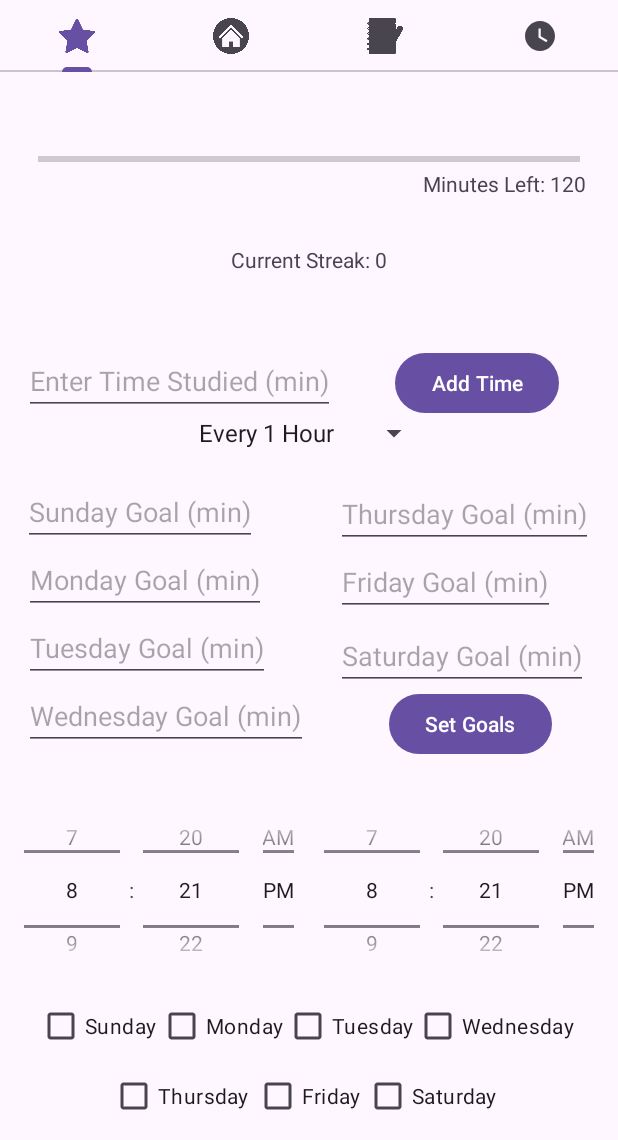
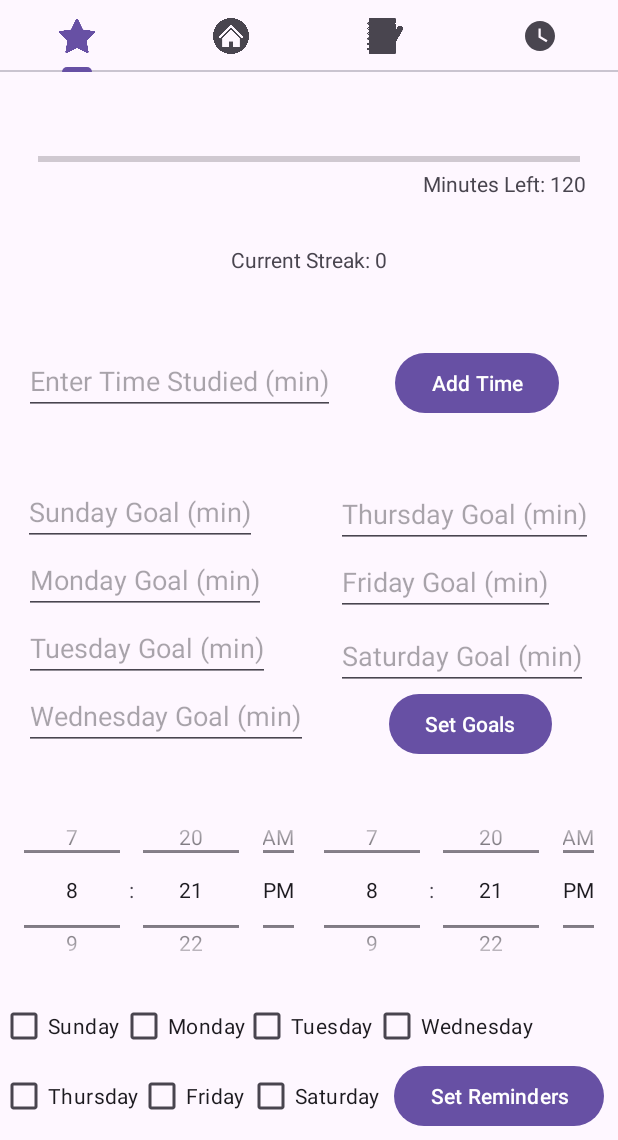
Before and after one commit to quantum-coders-hackathon/study-helper, an Android app: the screen it shows after launch (HomeActivity), after a tap on "Add Time", on a phone screen of 412 x 824 dp, the part 96-1236 px from its top. Run offline under Robolectric (Android 15) with nearby library versions, the phone set to English and light mode, and no system bars; 3 statements that could not run were skipped.

Commit message:
Finished Notifications
Set up notifications, only thing left is finalizing the layout so it looks good.

```diff
--- a/app/src/main/AndroidManifest.xml
+++ b/app/src/main/AndroidManifest.xml
@@ -2,6 +2,7 @@
 <manifest xmlns:android="http://schemas.android.com/apk/res/android"
     xmlns:tools="http://schemas.android.com/tools" >
 
+    <uses-permission android:name="android.permission.POST_NOTIFICATIONS" />
     <application
         android:allowBackup="true"
         android:dataExtractionRules="@xml/data_extraction_rules"
--- a/app/src/main/res/layout/fragment_study_goal.xml
+++ b/app/src/main/res/layout/fragment_study_goal.xml
@@ -2,13 +2,14 @@
 <androidx.constraintlayout.widget.ConstraintLayout xmlns:android="http://schemas.android.com/apk/res/android"
     xmlns:app="http://schemas.android.com/apk/res-auto"
     xmlns:tools="http://schemas.android.com/tools"
+    android:id="@+id/saveReminderSettingsButton"
     android:layout_width="match_parent"
     android:layout_height="match_parent"
     tools:context=".ui.home_fragments.StudyGoalFragment">
 
 
     <TimePicker
-        android:id="@+id/reminderStartTime3"
+        android:id="@+id/reminderStartTime"
         android:layout_width="212dp"
         android:layout_height="138dp"
         android:timePickerMode="spinner"
@@ -86,7 +87,7 @@
         android:text="Sunday"
         app:layout_constraintBottom_toBottomOf="parent"
         app:layout_constraintEnd_toEndOf="parent"
-        app:layout_constraintHorizontal_bias="0.075"
+        app:layout_constraintHorizontal_bias="0.0"
         app:layout_constraintStart_toStartOf="parent"
         app:layout_constraintTop_toTopOf="parent"
         app:layout_constraintVertical_bias="0.922" />
@@ -98,7 +99,7 @@
         android:text="Monday"
         app:layout_constraintBottom_toBottomOf="parent"
         app:layout_constraintEnd_toEndOf="parent"
-        app:layout_constraintHorizontal_bias="0.321"
+        app:layout_constraintHorizontal_bias="0.244"
         app:layout_constraintStart_toStartOf="parent"
         app:layout_constraintTop_toTopOf="parent"
         app:layout_constraintVertical_bias="0.922" />
@@ -110,7 +111,7 @@
         android:text="Tuesday"
         app:layout_constraintBottom_toBottomOf="parent"
         app:layout_constraintEnd_toEndOf="parent"
-        app:layout_constraintHorizontal_bias="0.581"
+        app:layout_constraintHorizontal_bias="0.498"
         app:layout_constraintStart_toStartOf="parent"
         app:layout_constraintTop_toTopOf="parent"
         app:layout_constraintVertical_bias="0.922" />
@@ -122,7 +123,7 @@
         android:text="Wednesday"
         app:layout_constraintBottom_toBottomOf="parent"
         app:layout_constraintEnd_toEndOf="parent"
-        app:layout_constraintHorizontal_bias="0.904"
+        app:layout_constraintHorizontal_bias="0.815"
         app:layout_constraintStart_toStartOf="parent"
         app:layout_constraintTop_toTopOf="parent"
         app:layout_constraintVertical_bias="0.922" />
@@ -134,7 +135,7 @@
         android:text="Thursday"
         app:layout_constraintBottom_toBottomOf="parent"
         app:layout_constraintEnd_toEndOf="parent"
-        app:layout_constraintHorizontal_bias="0.229"
+        app:layout_constraintHorizontal_bias="0.0"
         app:layout_constraintStart_toStartOf="parent"
         app:layout_constraintTop_toTopOf="parent"
         app:layout_constraintVertical_bias="0.992" />
@@ -146,7 +147,7 @@
         android:text="Friday"
         app:layout_constraintBottom_toBottomOf="parent"
         app:layout_constraintEnd_toEndOf="parent"
-        app:layout_constraintHorizontal_bias="0.498"
+        app:layout_constraintHorizontal_bias="0.271"
         app:layout_constraintStart_toStartOf="parent"
         app:layout_constraintTop_toTopOf="parent"
         app:layout_constraintVertical_bias="0.992" />
@@ -158,13 +159,13 @@
         android:text="Saturday"
         app:layout_constraintBottom_toBottomOf="parent"
         app:layout_constraintEnd_toEndOf="parent"
-        app:layout_constraintHorizontal_bias="0.75"
+        app:layout_constraintHorizontal_bias="0.51"
         app:layout_constraintStart_toStartOf="parent"
         app:layout_constraintTop_toTopOf="parent"
         app:layout_constraintVertical_bias="0.992" />
 
     <TimePicker
-        android:id="@+id/reminderStartTime"
+        android:id="@+id/reminderEndTime"
         android:layout_width="212dp"
         android:layout_height="138dp"
         android:timePickerMode="spinner"
@@ -270,17 +271,16 @@
         app:layout_constraintStart_toEndOf="@+id/wednesdayGoal"
         app:layout_constraintTop_toBottomOf="@+id/saturdayGoal" />
 
-    <Spinner
-        android:id="@+id/reminderFrequencySpinner"
+    <Button
         android:layout_width="wrap_content"
         android:layout_height="wrap_content"
-        android:entries="@array/frequency_array"
+        android:text="Set Reminders"
         app:layout_constraintBottom_toBottomOf="parent"
         app:layout_constraintEnd_toEndOf="parent"
-        app:layout_constraintHorizontal_bias="0.498"
+        app:layout_constraintHorizontal_bias="0.966"
         app:layout_constraintStart_toStartOf="parent"
         app:layout_constraintTop_toTopOf="parent"
-        app:layout_constraintVertical_bias="0.332" />
+        app:layout_constraintVertical_bias="0.992" />
 
 
 </androidx.constraintlayout.widget.ConstraintLayout>
--- a/app/src/main/res/values/strings.xml
+++ b/app/src/main/res/values/strings.xml
@@ -7,8 +7,5 @@
     <string name="tab_text_4">Study Timer</string>
     <!-- TODO: Remove or change this placeholder text -->
     <string name="hello_blank_fragment">Hello blank fragment</string>
-    <string-array name="frequency_array">
-        <item>Every 1 Hour</item>
-        <item>Every 2 Hours</item>
-    </string-array>
+
 </resources>
```
Also changed, not shown: app/src/main/java/com/coders/quantum/myapplication/ui/home_fragments/StudyGoalFragment.java (+122 -8 lines).
